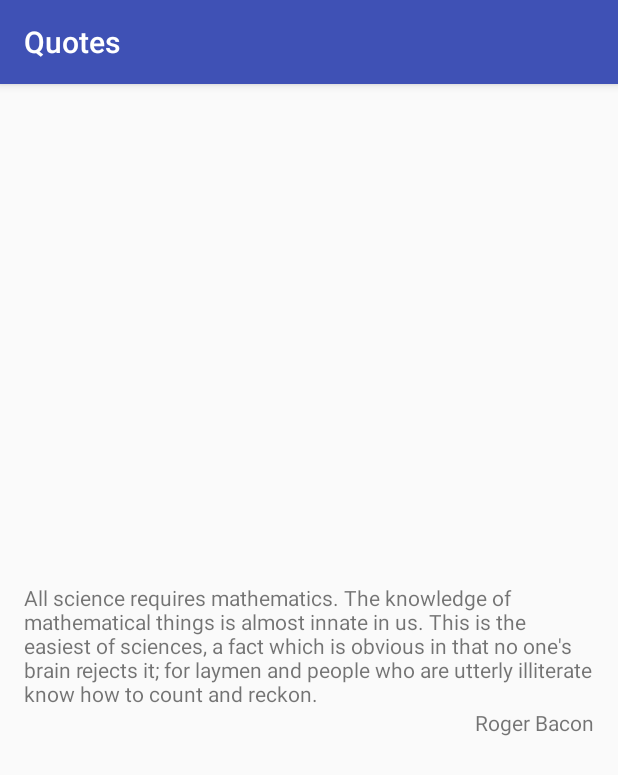
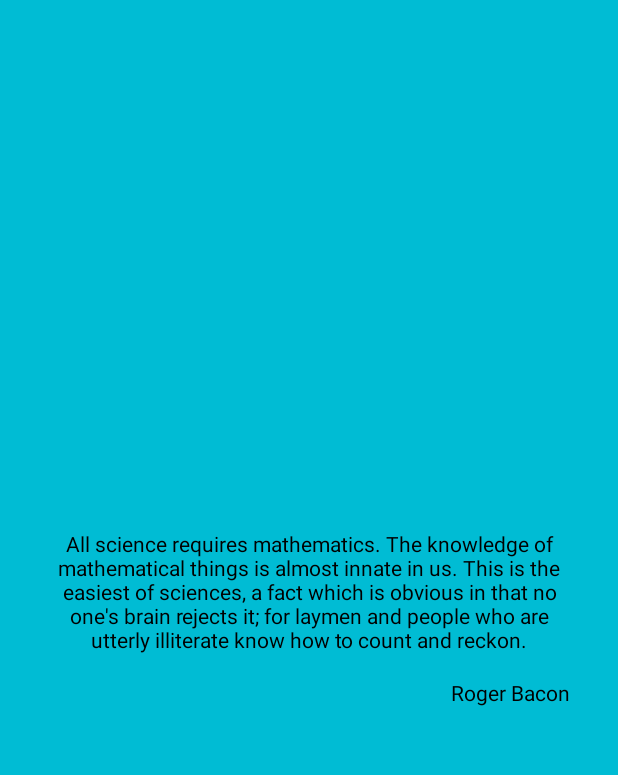
Before and after one commit to dector/quotes, an Android app: the screen it shows after launch (MainActivity), on a phone screen of 412 x 824 dp. Shown: the top 775 px of the screen. Run offline under Robolectric (Android 15) with nearby library versions, the phone set to English and light mode, and no system bars.

Commit message:
Bring some colors

```diff
--- a/app/src/main/java/io/github/dector/quotes/MainActivity.kt
+++ b/app/src/main/java/io/github/dector/quotes/MainActivity.kt
@@ -28,6 +28,13 @@ class MainActivity : AppCompatActivity() {
 
         presenter.init()
     }
+
+    override fun onResume() {
+        super.onResume()
+        window.decorView.systemUiVisibility = android.view.View.SYSTEM_UI_FLAG_IMMERSIVE_STICKY or
+                android.view.View.SYSTEM_UI_FLAG_FULLSCREEN or
+                android.view.View.SYSTEM_UI_FLAG_HIDE_NAVIGATION
+    }
 }
 
 interface IActionListener {
@@ -39,6 +46,8 @@ class Presenter(val quotesFactory: QuotesFactory) : IActionListener {
 
     lateinit var view: View
 
+    val pallete = Palette()
+
     fun init() {
         view.setup()
 
@@ -49,6 +58,10 @@ class Presenter(val quotesFactory: QuotesFactory) : IActionListener {
         val quote = quotesFactory.randomQuote()
         view.showAuthor(quote.author)
         view.showQuote(quote.quote)
+
+        val colors = pallete.random()
+        view.textColor(colors.text)
+        view.backgroundColor(colors.background)
     }
 }
 
@@ -56,13 +69,16 @@ class View(val layout: android.view.View) {
 
     lateinit var actionListener: IActionListener
 
+    private lateinit var rootView: android.view.View
     private lateinit var quoteView: TextView
     private lateinit var authorView: TextView
 
     fun setup() {
+        rootView = layout.findViewById(R.id.main_root)
         quoteView = layout.findViewById(R.id.main_quote) as TextView
         authorView = layout.findViewById(R.id.main_author) as TextView
-        layout.findViewById(R.id.main_root).setOnClickListener { actionListener.displayQuote() }
+
+        rootView.setOnClickListener { actionListener.displayQuote() }
     }
 
     fun showQuote(quote: String) {
@@ -72,4 +88,13 @@ class View(val layout: android.view.View) {
     fun showAuthor(author: String) {
         authorView.text = author
     }
+
+    fun textColor(color: Color) {
+        quoteView.setTextColor(color.solidValue())
+        authorView.setTextColor(color.solidValue())
+    }
+
+    fun backgroundColor(color: Color) {
+        rootView.setBackgroundColor(color.solidValue())
+    }
 }
--- /dev/null
+++ b/app/src/main/java/io/github/dector/quotes/Palette.kt
@@ -0,0 +1,61 @@
+package io.github.dector.quotes
+
+import io.github.dector.quotes.Color.*
+import java.util.*
+
+class Palette {
+
+    private val colors = arrayOf(
+            ColorPair(WHITE, RED),
+            ColorPair(WHITE, PINK),
+            ColorPair(WHITE, PURPLE),
+            ColorPair(WHITE, DEEP_PURPLE),
+            ColorPair(WHITE, INDIGO),
+            ColorPair(WHITE, BLUE),
+            ColorPair(BLACK, LIGHT_BLUE),
+            ColorPair(BLACK, CYAN),
+            ColorPair(WHITE, TEAL),
+            ColorPair(BLACK, GREEN),
+            ColorPair(BLACK, LIGHT_GREEN),
+            ColorPair(BLACK, LIME),
+            ColorPair(BLACK, YELLOW),
+            ColorPair(BLACK, AMBER),
+            ColorPair(BLACK, ORANGE),
+            ColorPair(WHITE, DEEP_ORANGE),
+            ColorPair(WHITE, BROWN),
+            ColorPair(BLACK, GREY),
+            ColorPair(WHITE, BLUE_GREY)
+    )
+
+    fun random() = colors[Random().nextInt(colors.size)]
+}
+
+data class ColorPair(val text: Color, val background: Color)
+
+enum class Color(val value: Int) {
+    WHITE(0xffffff),
+    BLACK(0x000000),
+
+    // 500 colors
+    RED(0xf44336),
+    PINK(0xe91e63),
+    PURPLE(0x9c27b0),
+    DEEP_PURPLE(0x673ab7),
+    INDIGO(0x3f51b5),
+    BLUE(0x2196f3),
+    LIGHT_BLUE(0x03a9f4),
+    CYAN(0x00bcd4),
+    TEAL(0x009688),
+    GREEN(0x4caf50),
+    LIGHT_GREEN(0x8bc34a),
+    LIME(0xcddc39),
+    YELLOW(0xffeb3b),
+    AMBER(0xffc107),
+    ORANGE(0xff9800),
+    DEEP_ORANGE(0xff5722),
+    BROWN(0x795548),
+    GREY(0x9e9e9e),
+    BLUE_GREY(0x607d8b);
+
+    fun solidValue() = 0xff000000.toInt() or value
+}
--- a/app/src/main/res/layout/view_main.xml
+++ b/app/src/main/res/layout/view_main.xml
@@ -5,7 +5,7 @@
              android:orientation="vertical"
              android:layout_width="match_parent"
              android:layout_height="match_parent"
-             android:padding="16dp">
+             android:padding="32dp">
 
     <LinearLayout
         android:layout_width="match_parent"
@@ -17,12 +17,14 @@
             android:id="@+id/main_quote"
             android:layout_width="match_parent"
             android:layout_height="wrap_content"
+            android:gravity="center"
             tools:text="We live in a society exquisitely dependent on science and technology, in which hardly anyone knows anything about science and technology."/>
 
         <TextView
             android:id="@+id/main_author"
             android:layout_width="match_parent"
             android:layout_height="wrap_content"
+            android:layout_marginTop="16dp"
             android:gravity="end"
             tools:text="Carl Sagan"/>
 
--- a/app/src/main/res/values/styles.xml
+++ b/app/src/main/res/values/styles.xml
@@ -1,7 +1,7 @@
 <resources>
 
     <!-- Base application theme. -->
-    <style name="AppTheme" parent="Theme.AppCompat.Light.DarkActionBar">
+    <style name="AppTheme" parent="Theme.AppCompat.NoActionBar">
         <!-- Customize your theme here. -->
         <item name="colorPrimary">@color/colorPrimary</item>
         <item name="colorPrimaryDark">@color/colorPrimaryDark</item>
```
